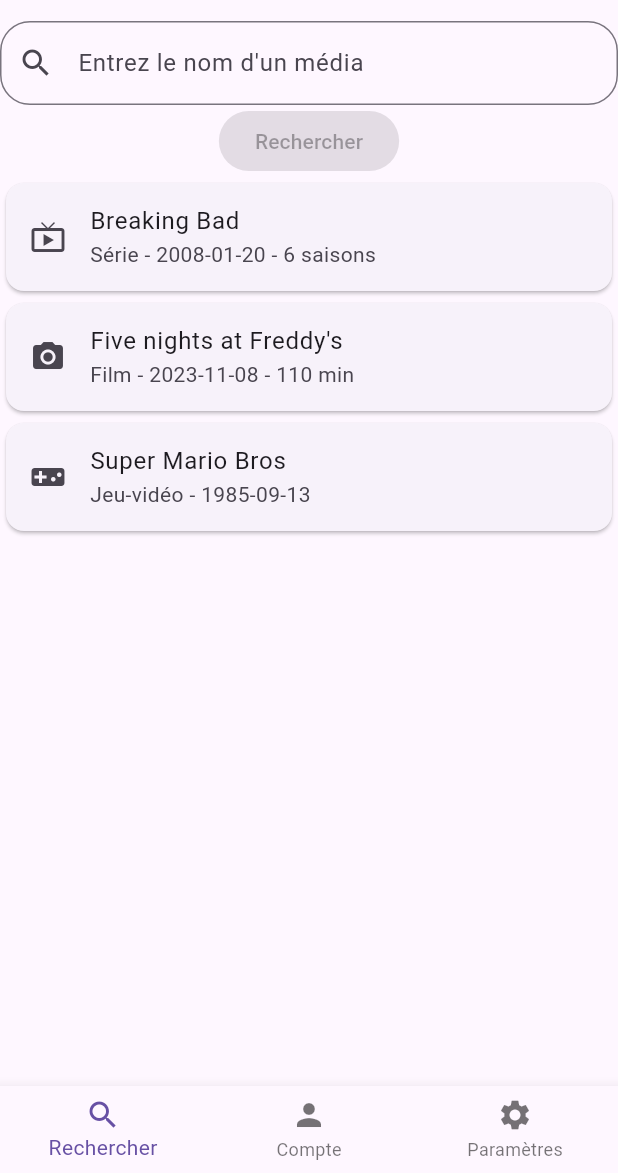
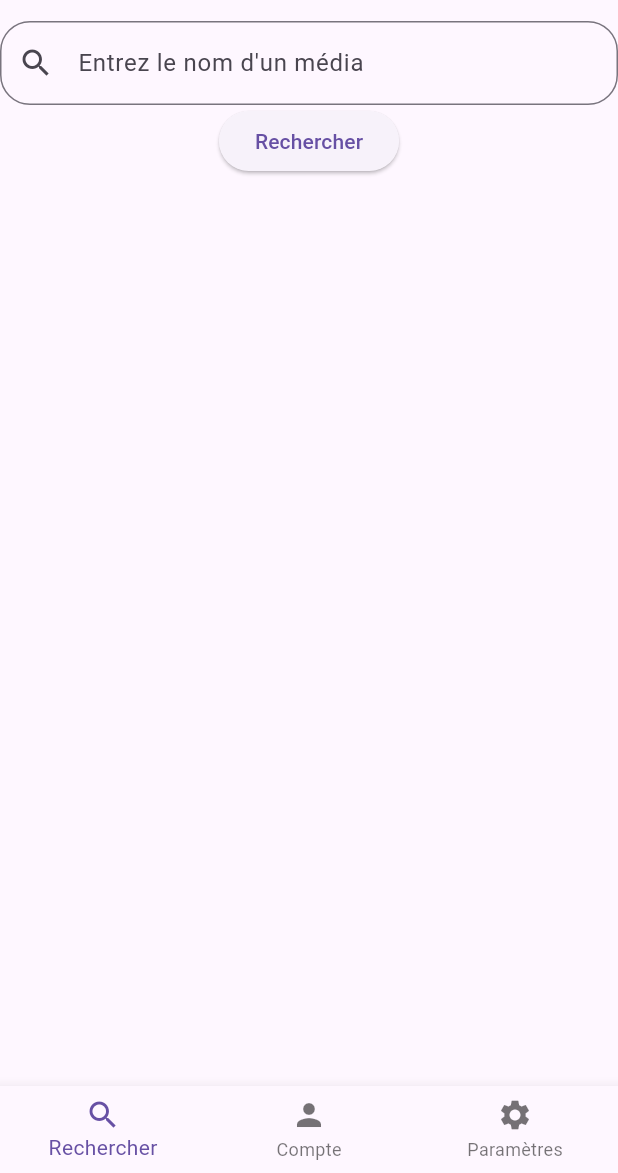
Before and after one commit to pierrebraem/BraemMedia, a Flutter app: the screen it shows after launch, on a phone screen of 412 x 824 dp, the part 63-1236 px from its top. Run offline on Flutter 3.47's test engine with Material 3 defaults, Android fonts, the phone set to English and light mode, and no system bars.

Commit message:
Aperçu de l'affichage de recherche

```diff
--- a/lib/tabs/rechercher.dart
+++ b/lib/tabs/rechercher.dart
@@ -8,6 +8,14 @@
 }
 
 class _RechercherPageState extends State<RechercherPage>{
+  bool showCards = false;
+
+  void _showHideCards(){
+    setState(() {
+      showCards = !showCards;
+    });
+  }
+
   @override
   Widget build(BuildContext context){
     return Scaffold(
@@ -23,10 +31,13 @@
               )
             )
           ),
-          const ElevatedButton(
-            onPressed: null, child: Text('Rechercher')
+          ElevatedButton(
+            onPressed: _showHideCards, child: const Text('Rechercher')
           ),
-          const Card(
+
+          showCards ? const Column(
+            children: [
+              Card(
                 child: Column(
                   mainAxisSize: MainAxisSize.min,
                   children: <Widget>[
@@ -38,7 +49,7 @@
                   ]
                 )
               ),
-          const Card(
+              Card(
                 child: Column(
                   mainAxisSize: MainAxisSize.min,
                   children: <Widget>[
@@ -50,7 +61,7 @@
                   ]
                 )
               ),
-          const Card(
+              Card(
                 child: Column(
                   mainAxisSize: MainAxisSize.min,
                   children: <Widget>[
@@ -63,6 +74,8 @@
                 )
               )
             ]
+          ) : Container()
+        ]
       )
     );
   }
```
Lines whose indentation alone changed are shown as unchanged.
